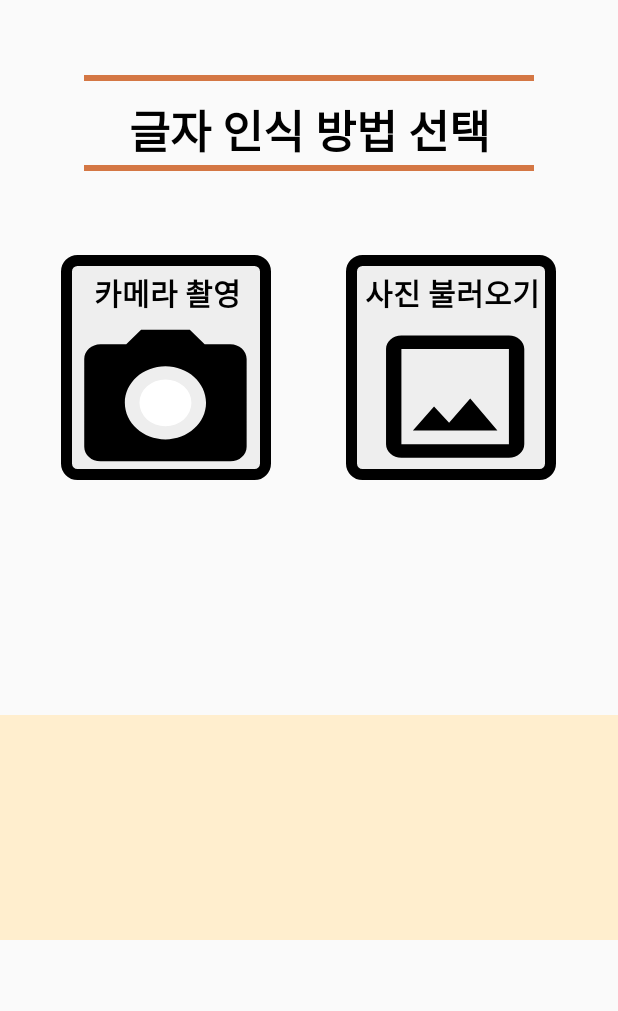
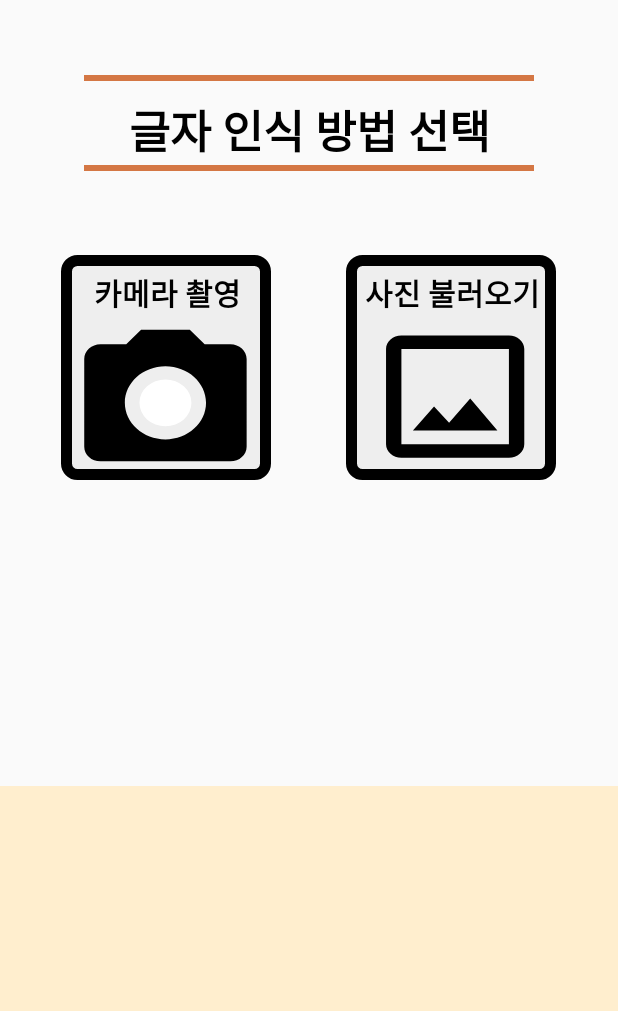
Before and after one commit to choijoohee213/SignLanguage_Translation_App, an Android app: the SelectActivity screen opened directly, with no data from a screen before it, on a phone screen of 412 x 824 dp, the part 225-1236 px from its top. Run offline under Robolectric (Android 15) with nearby library versions, the light colour scheme and no system bars; libraries missing offline, so code that uses them is left out: com.google.api.client, com.google.api.services.

Commit message:
레이아웃 해상도 대응 추가

```diff
--- a/app/src/main/res/layout/activity_select.xml
+++ b/app/src/main/res/layout/activity_select.xml
@@ -14,7 +14,7 @@
 
         <ImageView
             android:layout_width="match_parent"
-            android:layout_height="150dp"
+            android:layout_height="@dimen/select_title_height"
             android:background="#FFEECE"
             android:layout_gravity="center"
             android:src="@drawable/logo"/>
@@ -22,19 +22,19 @@
     <ProgressBar
         android:id="@+id/progressBar"
         style="?android:attr/progressBarStyleHorizontal"
-        android:layout_width="300dp"
+        android:layout_width="@dimen/select_progressBar_width"
         android:layout_gravity="center_horizontal"
         android:background="#FB8D51"
-        android:layout_marginTop="200dp"
-        android:layout_height="4dp" />
+        android:layout_marginTop="@dimen/select_progressBar_marginTop"
+        android:layout_height="@dimen/select_progressBar_height" />
     <ProgressBar
         android:id="@+id/progressBar"
         style="?android:attr/progressBarStyleHorizontal"
-        android:layout_width="300dp"
+        android:layout_width="@dimen/select_progressBar_width"
         android:layout_gravity="center_horizontal"
         android:background="#FB8D51"
         android:layout_marginTop="260dp"
-        android:layout_height="4dp"
+        android:layout_height="@dimen/select_progressBar_height"
         tools:ignore="DuplicateIds" />
     <com.google.android.material.appbar.AppBarLayout
         android:layout_width="match_parent"
@@ -118,12 +118,19 @@
         android:layout_marginTop="360dp"
         android:background="@drawable/ic_baseline_crop_original_24" />
 
+    <LinearLayout
+        android:layout_width="match_parent"
+        android:layout_height="150dp"
+        android:layout_gravity="bottom" >
+
         <ImageView
             android:layout_width="match_parent"
-            android:layout_height="150dp"
-            android:layout_marginTop="580dp"
+            android:layout_height="match_parent"
             android:background="#FFEECE"
             android:layout_gravity="center">
         </ImageView>
+    </LinearLayout>
+
+
 
 </androidx.coordinatorlayout.widget.CoordinatorLayout>
--- /dev/null
+++ b/app/src/main/res/values-hdpi/dimens.xml
@@ -0,0 +1,13 @@
+<?xml version="1.0" encoding="utf-8"?>
+<resources>
+    <dimen name="start_title_height">60dp</dimen>
+    <dimen name="start_textSize">18sp</dimen>
+    <dimen name="start_logo_imgHeight">130dp</dimen>
+    <dimen name="start_logo_btnSize">164dp</dimen>
+
+    <dimen name="select_title_height">150dp</dimen>
+    <dimen name="select_progressBar_width">300dp</dimen>
+    <dimen name="select_progressBar_height">4dp</dimen>
+    <dimen name="select_progressBar_marginTop">200dp</dimen>
+
+</resources>
--- /dev/null
+++ b/app/src/main/res/values-mdpi/dimens.xml
@@ -0,0 +1,12 @@
+<?xml version="1.0" encoding="utf-8"?>
+<resources>
+    <dimen name="start_title_height">60dp</dimen>
+    <dimen name="start_textSize">18sp</dimen>
+    <dimen name="start_logo_imgHeight">130dp</dimen>
+    <dimen name="start_logo_btnSize">164dp</dimen>
+
+    <dimen name="select_title_height">150dp</dimen>
+    <dimen name="select_progressBar_width">300dp</dimen>
+    <dimen name="select_progressBar_height">4dp</dimen>
+    <dimen name="select_progressBar_marginTop">200dp</dimen>
+</resources>
--- a/app/src/main/res/values-w820dp/dimens.xml
+++ /dev/null
@@ -1,6 +0,0 @@
-<resources>
-    <!-- Example customization of dimensions originally defined in res/values/dimens.xml
-         (such as screen margins) for screens with more than 820dp of available width. This
-         would include 7" and 10" devices in landscape (~960dp and ~1280dp respectively). -->
-    <dimen name="activity_horizontal_margin">64dp</dimen>
-</resources>
--- /dev/null
+++ b/app/src/main/res/values-xhdpi/dimens.xml
@@ -0,0 +1,13 @@
+<?xml version="1.0" encoding="utf-8"?>
+<resources>
+    <dimen name="start_title_height">60dp</dimen>
+    <dimen name="start_textSize">18sp</dimen>
+    <dimen name="start_logo_imgHeight">130dp</dimen>
+    <dimen name="start_logo_btnSize">164dp</dimen>
+
+    <dimen name="select_title_height">150dp</dimen>
+    <dimen name="select_progressBar_width">300dp</dimen>
+    <dimen name="select_progressBar_height">4dp</dimen>
+    <dimen name="select_progressBar_marginTop">200dp</dimen>
+
+</resources>
--- /dev/null
+++ b/app/src/main/res/values-xxhdpi/dimens.xml
@@ -0,0 +1,13 @@
+<?xml version="1.0" encoding="utf-8"?>
+<resources>
+    <dimen name="start_title_height">60dp</dimen>
+    <dimen name="start_textSize">18sp</dimen>
+    <dimen name="start_logo_imgHeight">130dp</dimen>
+    <dimen name="start_logo_btnSize">164dp</dimen>
+
+    <dimen name="select_title_height">150dp</dimen>
+    <dimen name="select_progressBar_width">300dp</dimen>
+    <dimen name="select_progressBar_height">4dp</dimen>
+    <dimen name="select_progressBar_marginTop">200dp</dimen>
+
+</resources>
--- /dev/null
+++ b/app/src/main/res/values-xxxhdpi/dimens.xml
@@ -0,0 +1,12 @@
+<?xml version="1.0" encoding="utf-8"?>
+<resources>
+    <dimen name="start_title_height">90dp</dimen>
+    <dimen name="start_textSize">22sp</dimen>
+    <dimen name="start_logo_imgHeight">160dp</dimen>
+    <dimen name="start_logo_btnSize">184dp</dimen>
+
+    <dimen name="select_title_height">150dp</dimen>
+    <dimen name="select_progressBar_width">300dp</dimen>
+    <dimen name="select_progressBar_height">4dp</dimen>
+    <dimen name="select_progressBar_marginTop">200dp</dimen>
+</resources>
```
Also changed, not shown: app/src/main/res/layout/activity_start.xml (+8 -8 lines), app/src/main/res/values/dimens.xml (+7 -0 lines).
